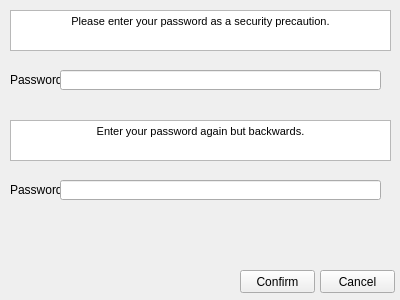
This is qt/passwordprompt.ui in python-discord/code-jam-4 as Qt 5 draws it before an edit. The edited form follows.
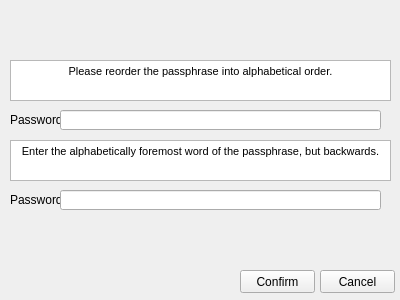
This is the edited form.

Commit message: Changed password to passphrase. Added comments.

The edit to the form file:
```diff
--- a/qt/passwordprompt.ui
+++ b/qt/passwordprompt.ui
@@ -17,7 +17,7 @@
    <property name="geometry">
     <rect>
      <x>10</x>
-     <y>10</y>
+     <y>60</y>
      <width>381</width>
      <height>41</height>
     </rect>
@@ -27,14 +27,14 @@
 &lt;html&gt;&lt;head&gt;&lt;meta name=&quot;qrichtext&quot; content=&quot;1&quot; /&gt;&lt;style type=&quot;text/css&quot;&gt;
 p, li { white-space: pre-wrap; }
 &lt;/style&gt;&lt;/head&gt;&lt;body style=&quot; font-family:'MS Shell Dlg 2'; font-size:8.25pt; font-weight:400; font-style:normal;&quot;&gt;
-&lt;p align=&quot;center&quot; style=&quot; margin-top:0px; margin-bottom:0px; margin-left:0px; margin-right:0px; -qt-block-indent:0; text-indent:0px;&quot;&gt;Please enter your password as a security precaution.&lt;/p&gt;&lt;/body&gt;&lt;/html&gt;</string>
+&lt;p align=&quot;center&quot; style=&quot; margin-top:0px; margin-bottom:0px; margin-left:0px; margin-right:0px; -qt-block-indent:0; text-indent:0px;&quot;&gt;Please reorder the passphrase into alphabetical order.&lt;/p&gt;&lt;/body&gt;&lt;/html&gt;</string>
    </property>
   </widget>
   <widget class="QTextBrowser" name="instructions_backwards">
    <property name="geometry">
     <rect>
      <x>10</x>
-     <y>120</y>
+     <y>140</y>
      <width>381</width>
      <height>41</height>
     </rect>
@@ -44,14 +44,14 @@
 &lt;html&gt;&lt;head&gt;&lt;meta name=&quot;qrichtext&quot; content=&quot;1&quot; /&gt;&lt;style type=&quot;text/css&quot;&gt;
 p, li { white-space: pre-wrap; }
 &lt;/style&gt;&lt;/head&gt;&lt;body style=&quot; font-family:'MS Shell Dlg 2'; font-size:8.25pt; font-weight:400; font-style:normal;&quot;&gt;
-&lt;p align=&quot;center&quot; style=&quot; margin-top:0px; margin-bottom:0px; margin-left:0px; margin-right:0px; -qt-block-indent:0; text-indent:0px;&quot;&gt;Enter your password again but backwards.&lt;/p&gt;&lt;/body&gt;&lt;/html&gt;</string>
+&lt;p align=&quot;center&quot; style=&quot; margin-top:0px; margin-bottom:0px; margin-left:0px; margin-right:0px; -qt-block-indent:0; text-indent:0px;&quot;&gt;Enter the alphabetically foremost word of the passphrase, but backwards.&lt;/p&gt;&lt;/body&gt;&lt;/html&gt;</string>
    </property>
   </widget>
   <widget class="QLabel" name="password_label">
    <property name="geometry">
     <rect>
      <x>10</x>
-     <y>70</y>
+     <y>110</y>
      <width>71</width>
      <height>20</height>
     </rect>
@@ -64,7 +64,7 @@
    <property name="geometry">
     <rect>
      <x>60</x>
-     <y>70</y>
+     <y>110</y>
      <width>321</width>
      <height>20</height>
     </rect>
@@ -77,7 +77,7 @@
    <property name="geometry">
     <rect>
      <x>10</x>
-     <y>180</y>
+     <y>190</y>
      <width>71</width>
      <height>20</height>
     </rect>
@@ -90,7 +90,7 @@
    <property name="geometry">
     <rect>
      <x>60</x>
-     <y>180</y>
+     <y>190</y>
      <width>321</width>
      <height>20</height>
     </rect>
@@ -138,6 +138,19 @@
     <string/>
    </property>
   </widget>
+  <widget class="QLabel" name="generated_passphrase">
+   <property name="geometry">
+    <rect>
+     <x>10</x>
+     <y>20</y>
+     <width>381</width>
+     <height>20</height>
+    </rect>
+   </property>
+   <property name="text">
+    <string/>
+   </property>
+  </widget>
  </widget>
  <resources/>
  <connections/>
```
The commit also changes 4 other files.
